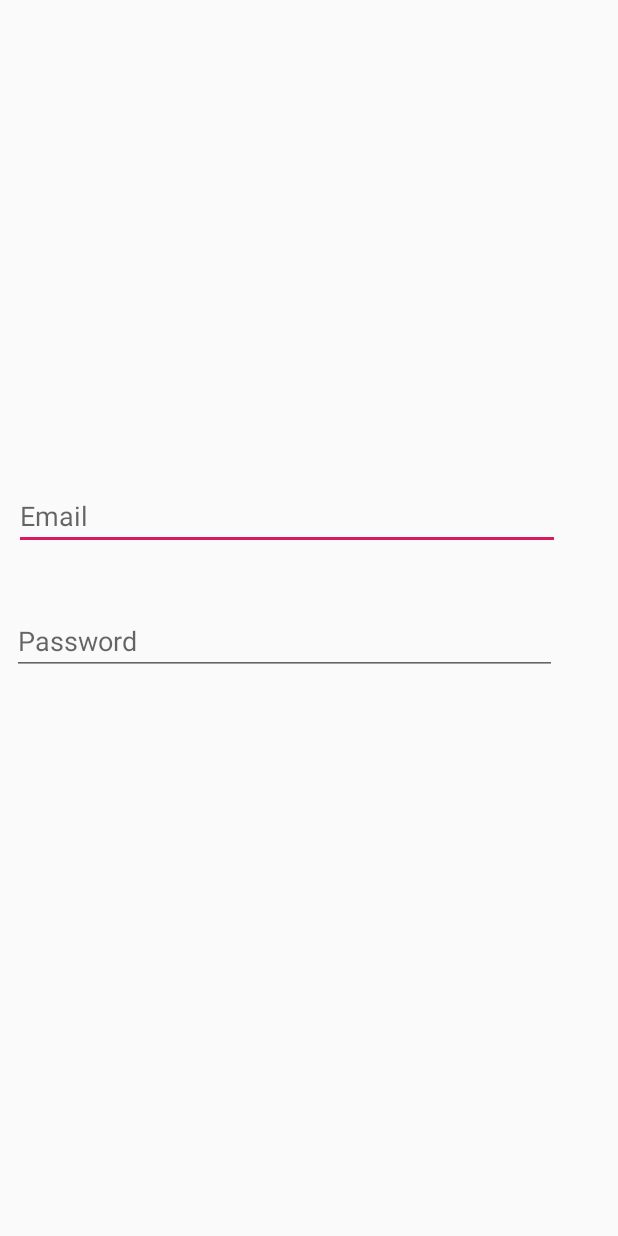
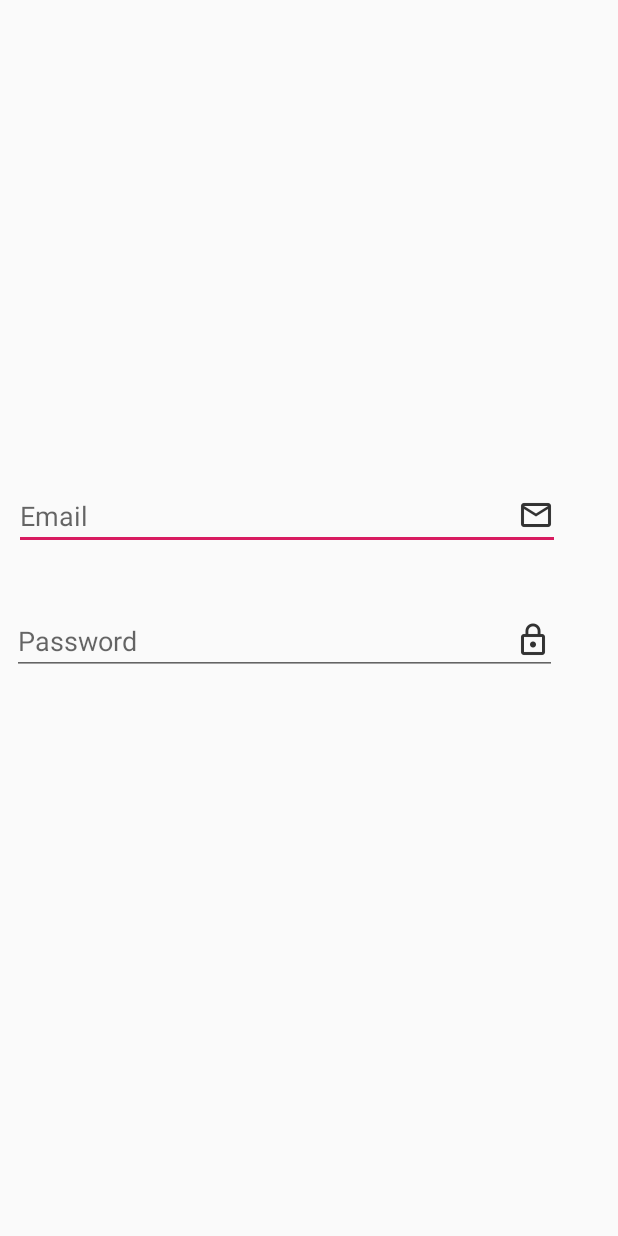
Before and after one commit to caretaker023/CareTaker, an Android app: the screen it shows after launch (HomeActivity), on a phone screen of 412 x 824 dp. Run offline under Robolectric (Android 15) with nearby library versions, the phone set to English and light mode, and no system bars.

```diff
--- a/app/src/main/res/layout/activity_home.xml
+++ b/app/src/main/res/layout/activity_home.xml
@@ -23,7 +23,8 @@
         app:layout_constraintStart_toStartOf="parent"
         app:layout_constraintTop_toTopOf="parent"
         app:layout_constraintVertical_bias="0.411"
-        android:autofillHints="" />
+        android:autofillHints=""
+        android:drawableEnd="@drawable/mail"/>
 
     <EditText
         android:id="@+id/editText3"
@@ -42,5 +43,6 @@
         app:layout_constraintStart_toStartOf="parent"
         app:layout_constraintTop_toTopOf="parent"
         app:layout_constraintVertical_bias="0.52"
-        android:importantForAutofill="no" />
+        android:importantForAutofill="no"
+        android:drawableEnd="@drawable/lock"/>
 </android.support.constraint.ConstraintLayout>
```
Also changed, not shown: app/src/main/res/drawable-hdpi/lock.png (added), app/src/main/res/drawable-hdpi/mail.png (added), app/src/main/res/drawable-mdpi/lock.png (added), app/src/main/res/drawable-mdpi/mail.png (added), app/src/main/res/drawable-xhdpi/lock.png (added), app/src/main/res/drawable-xhdpi/mail.png (added), app/src/main/res/drawable-xxhdpi/lock.png (added), app/src/main/res/drawable-xxhdpi/mail.png (added), app/src/main/res/drawable-xxxhdpi/lock.png (added), app/src/main/res/drawable-xxxhdpi/mail.png (added).
